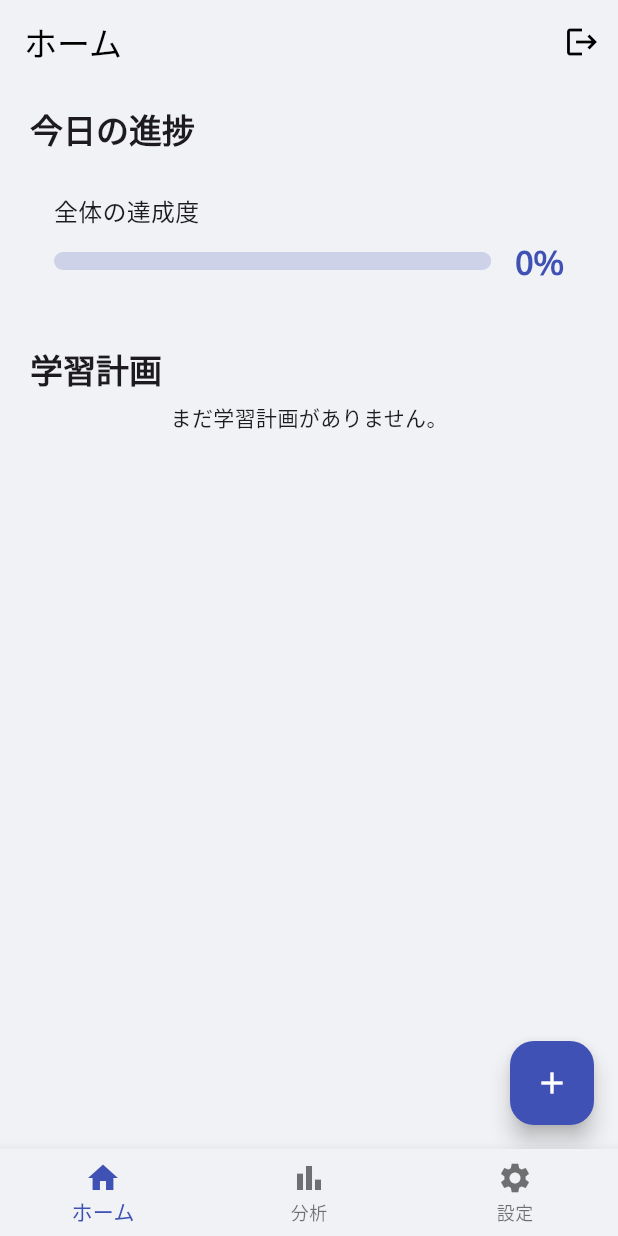
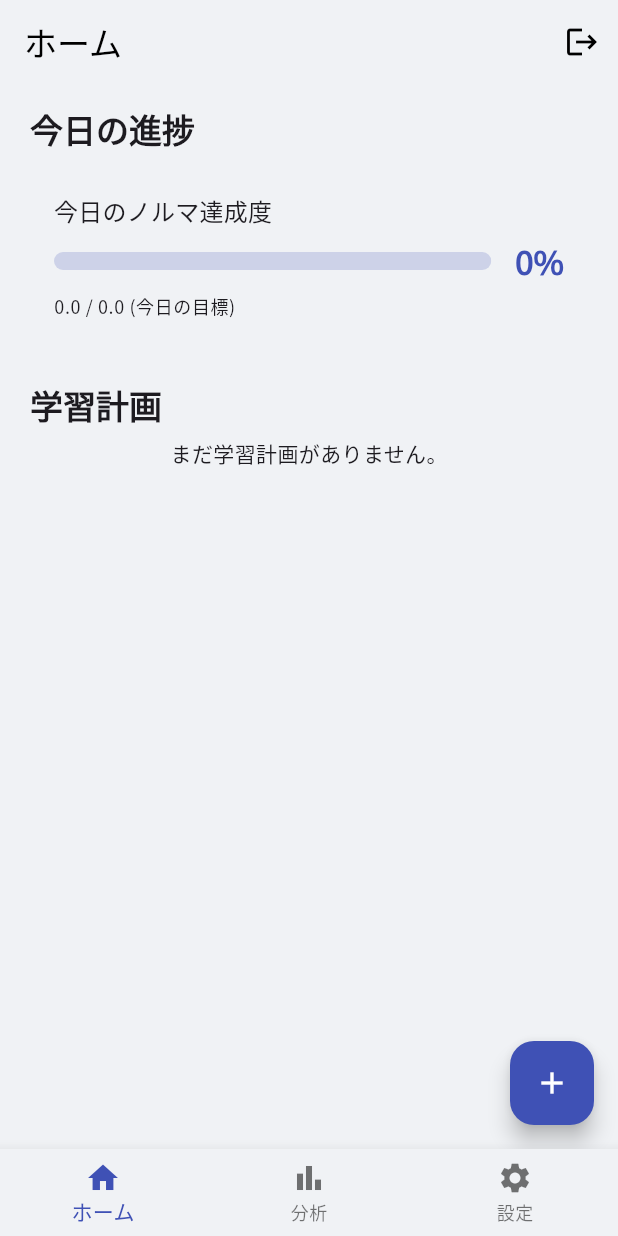
Before and after one commit to Nyao0410/Catalyze, a Flutter app: the screen it shows once a user with an empty profile is signed in, on a phone screen of 412 x 824 dp. Run offline on Flutter 3.47's test engine with Material 3 defaults, Android fonts, the light colour scheme and no system bars; our stand-ins replace cloud_firestore, firebase_auth, firebase_core, fl_chart, google_fonts; accounts and stored records are empty.

Commit message:
v1.3.7　UIの向上

```diff
--- a/lib/models/learning_record.dart
+++ b/lib/models/learning_record.dart
@@ -9,6 +9,7 @@ class LearningRecord {
   final Timestamp date;
   final int ptCount;
   final int concentrationLevel;
+  final int difficulty;
 
   LearningRecord({
     required this.id,
@@ -19,6 +20,7 @@ class LearningRecord {
     required this.date,
     required this.ptCount,
     required this.concentrationLevel,
+    required this.difficulty,
   });
 
   factory LearningRecord.fromMap(Map<String, dynamic> map, String id) {
@@ -31,6 +33,7 @@ class LearningRecord {
       date: map['date'] ?? Timestamp.now(),
       ptCount: map['ptCount'] ?? 0,
       concentrationLevel: map['concentrationLevel'] ?? 3,
+      difficulty: map['difficulty'] ?? 3,
     );
   }
 
@@ -43,6 +46,7 @@ class LearningRecord {
       'date': date,
       'ptCount': ptCount,
       'concentrationLevel': concentrationLevel,
+      'difficulty': difficulty,
     };
   }
 }
--- a/lib/widgets/home/overall_progress_card.dart
+++ b/lib/widgets/home/overall_progress_card.dart
@@ -17,41 +17,43 @@ class OverallProgressCard extends StatelessWidget {
       elevation: 0,
       color: colorScheme.surface,
       shape: RoundedRectangleBorder(
-        borderRadius: BorderRadius.circular(p12), // AppSizes.p12 -> p12
+        borderRadius: BorderRadius.circular(p12),
       ),
       child: Padding(
-        padding: const EdgeInsets.all(p16), // AppSizes.p16 -> p16
-        child: FutureBuilder<double>(
+        padding: const EdgeInsets.all(p16),
+        child: FutureBuilder<Map<String, double>>(
           future: planService.getOverallProgress(),
           builder: (context, snapshot) {
             if (snapshot.connectionState == ConnectionState.waiting) {
               return const SizedBox(height: 50, child: LoadingIndicator());
             }
             if (snapshot.hasError || !snapshot.hasData) {
-              return const Text('進捗データの読み込みに失敗しました。');
+              return const Text('今日の進捗データの読み込みに失敗しました。');
             }
 
-            final progress = snapshot.data!;
+            final totalDailyQuotaAmount = snapshot.data!['totalDailyQuotaAmount']!;
+            final totalCompletedAmountToday = snapshot.data!['totalCompletedAmountToday']!;
+            final progress = totalDailyQuotaAmount > 0 ? totalCompletedAmountToday / totalDailyQuotaAmount : 0.0;
 
             return Column(
               crossAxisAlignment: CrossAxisAlignment.start,
               children: [
-                Text('全体の達成度', style: textTheme.titleMedium),
-                const SizedBox(height: p8), // AppSizes.p8 -> p8
+                Text('今日のノルマ達成度', style: textTheme.titleMedium),
+                const SizedBox(height: p8),
                 Row(
                   children: [
                     Expanded(
                       child: ClipRRect(
-                        borderRadius: BorderRadius.circular(p8), // AppSizes.p8 -> p8
+                        borderRadius: BorderRadius.circular(p8),
                         child: LinearProgressIndicator(
                           value: progress,
-                          minHeight: p12, // AppSizes.p12 -> p12
-                          backgroundColor: colorScheme.primary.withAlpha(51), // withOpacity(0.2) -> withAlpha(0.2 * 255) = 51
+                          minHeight: p12,
+                          backgroundColor: colorScheme.primary.withAlpha(51),
                           valueColor: AlwaysStoppedAnimation<Color>(colorScheme.primary),
                         ),
                       ),
                     ),
-                    const SizedBox(width: p16), // AppSizes.p16 -> p16
+                    const SizedBox(width: p16),
                     Text(
                       '${(progress * 100).toInt()}%',
                       style: textTheme.titleLarge?.copyWith(
@@ -61,6 +63,11 @@ class OverallProgressCard extends StatelessWidget {
                     ),
                   ],
                 ),
+                const SizedBox(height: p8),
+                Text(
+                  '${totalCompletedAmountToday.toStringAsFixed(1)} / ${totalDailyQuotaAmount.toStringAsFixed(1)} (今日の目標)',
+                  style: textTheme.bodySmall,
+                ),
               ],
             );
           },
```
Also changed, not shown: lib/screens/evaluation_screen.dart (+16 -0 lines), lib/services/plan_service.dart (+63 -12 lines), 1 other file.
